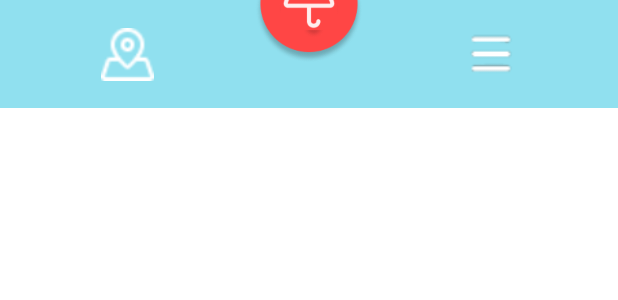
After one commit to Group-41-Section-4/Sombri_ya_Kotlin, an Android app built with Jetpack Compose: the @Preview function Bar, on a phone screen of 412 x 824 dp. The commit adds this screen. Shown: the top 300 px of the screen. Run offline under Robolectric (Android 15) with nearby library versions, the phone set to English and light mode, and no system bars.

Commit message:
Main, home y estaciones

```diff
--- /dev/null
+++ b/app/src/main/java/com/example/sombriyakotlin/feature/inferiorbar/Bar.kt
@@ -0,0 +1,100 @@
+package com.example.sombriyakotlin.feature.inferiorbar
+
+import android.service.autofill.OnClickAction
+import androidx.compose.foundation.Image
+import androidx.compose.foundation.background
+import androidx.compose.foundation.layout.Arrangement
+import androidx.compose.foundation.layout.Box
+import androidx.compose.foundation.layout.PaddingValues
+import androidx.compose.foundation.layout.Row
+import androidx.compose.foundation.layout.fillMaxHeight
+import androidx.compose.foundation.layout.fillMaxSize
+import androidx.compose.foundation.layout.fillMaxWidth
+import androidx.compose.foundation.layout.offset
+import androidx.compose.foundation.layout.padding
+import androidx.compose.foundation.layout.size
+import androidx.compose.foundation.shape.CircleShape
+import androidx.compose.material3.Button
+import androidx.compose.material3.ButtonDefaults
+import androidx.compose.material3.ExperimentalMaterial3Api
+import androidx.compose.material3.Icon
+import androidx.compose.material3.Surface
+import androidx.compose.material3.Text
+import androidx.compose.runtime.Composable
+import androidx.compose.ui.Alignment
+import androidx.compose.ui.Modifier
+import androidx.compose.ui.draw.clip
+import androidx.compose.ui.graphics.Color
+import androidx.compose.ui.layout.ContentScale
+import androidx.compose.ui.res.painterResource
+import androidx.compose.ui.res.colorResource
+import androidx.compose.ui.tooling.preview.Preview
+import androidx.compose.ui.unit.dp
+import com.example.sombriyakotlin.R
+
+@OptIn(ExperimentalMaterial3Api::class)
+@Preview()
+@Composable
+fun Bar(){
+    Row(
+        modifier = Modifier
+            .fillMaxWidth()
+            .background(colorResource(id = R.color.BlueInterface)) // Color morado oscuro para la barra
+            .padding(0.dp),
+        horizontalArrangement = Arrangement.SpaceEvenly,
+        verticalAlignment = Alignment.CenterVertically
+    ){
+
+        Button(onClick = { /*TODO*/ },
+//            modifier = Modifier.size(48.dp), // Reduce el tamaño del botón
+            colors = ButtonDefaults.buttonColors(containerColor = Color.Transparent), // Color del botón
+            contentPadding = PaddingValues(0.dp)
+        ) {
+            Image(painter = painterResource(id = R.drawable.mapa),
+                //modifier = Modifier.fillMaxSize(), // Ajusta el tamaño de la imagen para que llene el botón
+                contentDescription = "Inicio",
+                modifier = Modifier.size(35.dp, 35.dp), // Ajusta el tamaño de la imagen para que llene el botón
+                //tint = Color.Unspecified, // Asegura que el icono use sus propios colores
+            )
+        }
+        // Botón central que sobresale
+        Box(
+            modifier = Modifier
+                .offset(y = (-30).dp) // Desplaza el botón hacia arriba
+                .size(72.dp) // Tamaño mayor para el botón central
+                .clip(CircleShape) // Forma circular
+                //.background(Color.Red) // Color de fondo del botón central
+        ) {
+            Button(
+                onClick = {
+                },
+                modifier = Modifier.fillMaxSize(), // El botón ocupa todo el Box, Button
+                shape = CircleShape,
+                colors = ButtonDefaults.buttonColors(containerColor = Color.Transparent), // Color del botón
+                contentPadding = PaddingValues(0.dp) // Sin padding interno
+                ) {
+                Image(painter = painterResource(id = R.drawable.home_button),
+                    modifier = Modifier.fillMaxSize(), // Ajusta el tamaño de la imagen para que llene el botón
+                    contentDescription = "Rentar",
+                    contentScale = ContentScale.FillBounds
+                    //tint = Color.Unspecified, // Asegura que el icono use sus propios colores
+                    )
+
+            }
+        }
+        Button(onClick = { /*TODO*/ },
+//            modifier = Modifier.size(48.dp), // Reduce el tamaño del botón
+            colors = ButtonDefaults.buttonColors(containerColor = Color.Transparent), // Color del botón
+            contentPadding = PaddingValues(0.dp)
+        ) {
+            Image(painter = painterResource(id = R.drawable.menu),
+                modifier = Modifier.size(45.dp, 45.dp), // Ajusta el tamaño de la imagen para que llene el botón
+                contentDescription = "Home",
+                //contentScale = ContentScale.Fit
+                //tint = Color.Unspecified, // Asegura que el icono use sus propios colores
+            )
+        }
+
+
+    }
+}
--- a/app/src/main/res/values/colors.xml
+++ b/app/src/main/res/values/colors.xml
@@ -12,8 +12,10 @@
     <color name="red">#F24848</color>
     <color name="gray">#6C6C6C</color>
     <color name  ="botonNfc">#005E7C</color>
-
-
+    <color name="BlueInterface">#FF90E0EF</color>
+    <color name="HomeBlue">#FF001242</color>
+    <color name="estaciones_button">#005E7C</color>
+    <color name="EstacionCard">#D8EDF2</color>
 
 
 </resources>
```
Also changed, not shown: app/src/main/java/com/example/sombriyakotlin/MainActivity.kt (+10 -2 lines), app/src/main/java/com/example/sombriyakotlin/feature/home/HomeScreen.kt (added, +59 -0 lines), app/src/main/java/com/example/sombriyakotlin/feature/main/Estaciones.kt (added, +102 -0 lines), app/src/main/java/com/example/sombriyakotlin/feature/main/MainScreen.kt (added, +65 -0 lines), app/src/main/res/drawable/home_button.png (added), app/src/main/res/drawable/logo_no_bg.png (added), app/src/main/res/drawable/menu.png, app/src/main/res/drawable/pin_umbrella.png (added).
